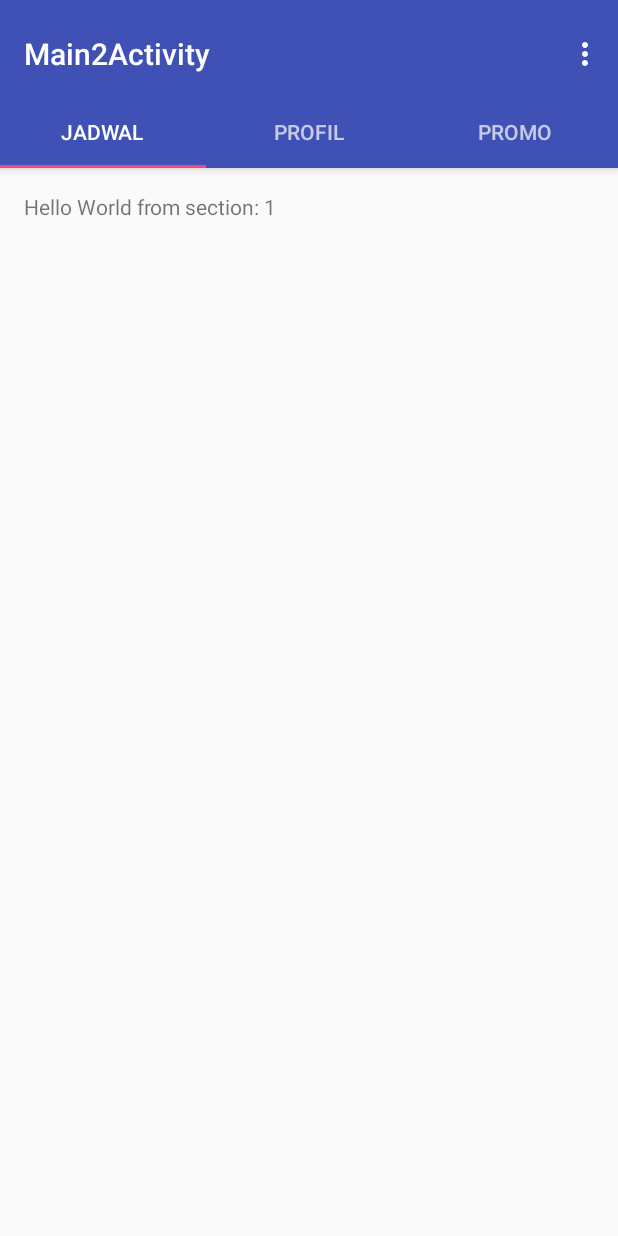
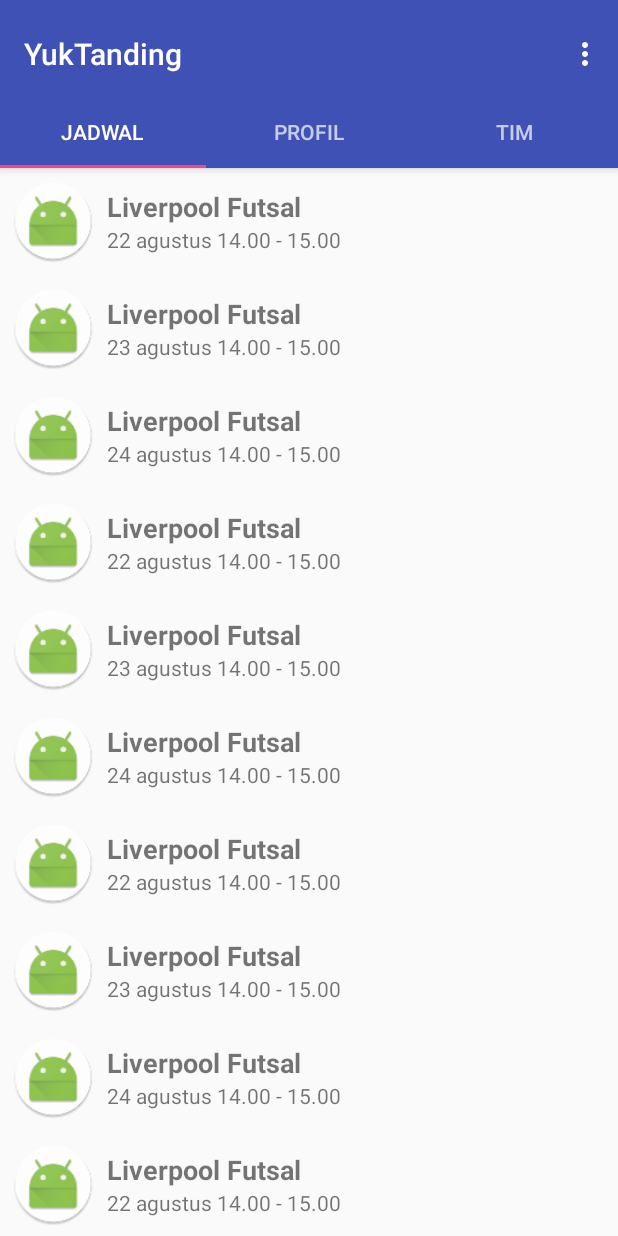
Before and after one commit to Akise17/YukTanding, an Android app: the screen it shows after launch (Main2Activity), on a phone screen of 412 x 824 dp. Run offline under Robolectric (Android 15) with nearby library versions, the phone set to English and light mode, and no system bars.

Commit message:
Add Fragment and create Jadwal bertanding

```diff
--- a/app/build.gradle
+++ b/app/build.gradle
@@ -27,6 +27,9 @@
     })
 
 //    Additional
+    //    Additional
+
+    compile "org.jetbrains.kotlin:kotlin-stdlib-jre7:$kotlin_version"
     compile 'com.squareup.picasso:picasso:2.5.2'
     compile 'com.roughike:bottom-bar:2.3.1'
     compile 'com.google.firebase:firebase-auth:10.0.1'
@@ -34,14 +37,11 @@
     compile 'com.google.firebase:firebase-messaging:10.0.1'
     compile 'com.google.firebase:firebase-storage:10.0.1'
     compile 'com.google.firebase:firebase-core:10.0.1'
-//    Additional
-
     compile 'com.android.support:appcompat-v7:25.3.1'
     compile 'com.android.support:design:25.3.1'
     compile 'com.android.support:support-v4:25.3.1'
     compile 'com.android.support.constraint:constraint-layout:1.0.2'
     testCompile 'junit:junit:4.12'
-    compile "org.jetbrains.kotlin:kotlin-stdlib-jre7:$kotlin_version"
 }
 
 
--- a/app/src/main/AndroidManifest.xml
+++ b/app/src/main/AndroidManifest.xml
@@ -14,7 +14,7 @@
 
         <activity
             android:name=".Main2Activity"
-            android:label="@string/title_activity_main2"
+            android:label="YukTanding"
             android:theme="@style/AppTheme.NoActionBar">
             <intent-filter>
                 <action android:name="android.intent.action.MAIN" />
--- /dev/null
+++ b/app/src/main/java/id/yuktanding/yuktanding/ItemJadwal.kt
@@ -0,0 +1,55 @@
+package id.yuktanding.yuktanding
+
+import android.os.Parcel
+import android.os.Parcelable
+
+/**
+ * Created by Akise on 20/08/2017.
+ */
+
+class ItemJadwal : Parcelable {
+
+    //Getter and Setter
+    var namaLapangan: String? = null
+    var jadwalLapangan: String? = null
+    var imgLapangan: Int = 0
+
+    constructor() {}
+
+    //Constructor
+
+    constructor(namaLapangan: String, jadwalLapangan: String, imgLapangan: Int) {
+        this.namaLapangan = namaLapangan
+        this.jadwalLapangan = jadwalLapangan
+        this.imgLapangan = imgLapangan
+    }
+
+    override fun describeContents(): Int {
+        return 0
+    }
+
+    override fun writeToParcel(dest: Parcel, flags: Int) {
+        dest.writeString(this.namaLapangan)
+        dest.writeString(this.jadwalLapangan)
+        dest.writeInt(this.imgLapangan)
+    }
+
+    protected constructor(`in`: Parcel) {
+        this.namaLapangan = `in`.readString()
+        this.jadwalLapangan = `in`.readString()
+        this.imgLapangan = `in`.readInt()
+    }
+
+    companion object {
+
+        val CREATOR: Parcelable.Creator<ItemJadwal> = object : Parcelable.Creator<ItemJadwal> {
+            override fun createFromParcel(source: Parcel): ItemJadwal {
+                return ItemJadwal(source)
+            }
+
+            override fun newArray(size: Int): Array<ItemJadwal?> {
+                return arrayOfNulls(size)
+            }
+        }
+    }
+}
--- /dev/null
+++ b/app/src/main/java/id/yuktanding/yuktanding/ItemJadwalAdapter.kt
@@ -0,0 +1,52 @@
+package id.yuktanding.yuktanding
+
+import android.content.ClipData
+import android.content.Context
+import android.support.v7.widget.RecyclerView
+import android.util.Log
+import android.view.LayoutInflater
+import android.view.View
+import android.view.ViewGroup
+import android.widget.ImageView
+import android.widget.TextView
+
+import java.util.ArrayList
+
+class ItemJadwalAdapter(private val items: ArrayList<ItemJadwal>, private val context: Context) : RecyclerView.Adapter<ItemJadwalAdapter.MyViewHolder>() {
+
+    inner class MyViewHolder(itemView: View) : RecyclerView.ViewHolder(itemView) {
+
+        internal var name: TextView
+        internal var waktu: TextView
+        internal var profile: ImageView
+
+        init {
+
+            name = itemView.findViewById(R.id.txt_namaLapangan) as TextView
+            waktu = itemView.findViewById(R.id.txt_jamMain) as TextView
+            profile = itemView.findViewById(R.id.img_profil) as ImageView
+        }
+    }
+
+    override fun onCreateViewHolder(parent: ViewGroup, viewType: Int): ItemJadwalAdapter.MyViewHolder {
+        val view = LayoutInflater.from(parent.context).inflate(R.layout.item_jadwal, parent, false)
+        return MyViewHolder(view)
+    }
+
+    override fun onBindViewHolder(holder: ItemJadwalAdapter.MyViewHolder, position: Int) {
+        val item2 = items[position]
+        holder.name.text = item2.namaLapangan
+        holder.waktu.text = item2.jadwalLapangan
+        holder.profile.setImageResource(item2.imgLapangan)
+
+        holder.itemView.setOnClickListener { Log.d("Adapter", "Clicked Position: " + position) }
+
+        holder.profile.setOnClickListener { Log.d("Adapter", "Profile Clicked " + position) }
+
+    }
+
+    override fun getItemCount(): Int {
+        return items.size
+    }
+
+}
--- a/app/src/main/java/id/yuktanding/yuktanding/Main2Activity.kt
+++ b/app/src/main/java/id/yuktanding/yuktanding/Main2Activity.kt
@@ -118,6 +118,10 @@
         override fun getItem(position: Int): Fragment {
             // getItem is called to instantiate the fragment for the given page.
             // Return a PlaceholderFragment (defined as a static inner class below).
+            when (position){
+                0 -> return MenuFragment1()
+                1 -> return MenuFragment2()
+            }
             return PlaceholderFragment.newInstance(position + 1)
         }
 
@@ -130,7 +134,7 @@
             when (position) {
                 0 -> return "Jadwal"
                 1 -> return "Profil"
-                2 -> return "Promo"
+                2 -> return "TIM"
             }
             return null
         }
--- /dev/null
+++ b/app/src/main/java/id/yuktanding/yuktanding/MenuFragment1.kt
@@ -0,0 +1,56 @@
+package id.yuktanding.yuktanding
+
+
+import android.os.Bundle
+import android.support.v4.app.Fragment
+import android.support.v7.widget.GridLayoutManager
+import android.support.v7.widget.LinearLayoutManager
+import android.support.v7.widget.RecyclerView
+import android.view.LayoutInflater
+import android.view.View
+import android.view.ViewGroup
+
+import java.util.ArrayList
+
+
+/**
+ * A simple [Fragment] subclass.
+ */
+class MenuFragment1 : Fragment() {
+
+    internal lateinit var jadwalArrayList: ArrayList<ItemJadwal>
+
+    internal lateinit var jadwalRecyclerView: RecyclerView
+
+
+    override fun onCreateView(inflater: LayoutInflater?, container: ViewGroup?,
+                              savedInstanceState: Bundle?): View? {
+
+        val view = inflater!!.inflate(R.layout.fragment_menu_fragment1, container, false)
+
+        jadwalArrayList = ArrayList()
+
+        jadwalArrayList.add(ItemJadwal("Liverpool Futsal", "22 agustus 14.00 - 15.00", R.mipmap.ic_launcher_round))
+        jadwalArrayList.add(ItemJadwal("Liverpool Futsal", "23 agustus 14.00 - 15.00", R.mipmap.ic_launcher_round))
+        jadwalArrayList.add(ItemJadwal("Liverpool Futsal", "24 agustus 14.00 - 15.00", R.mipmap.ic_launcher_round))
+        jadwalArrayList.add(ItemJadwal("Liverpool Futsal", "22 agustus 14.00 - 15.00", R.mipmap.ic_launcher_round))
+        jadwalArrayList.add(ItemJadwal("Liverpool Futsal", "23 agustus 14.00 - 15.00", R.mipmap.ic_launcher_round))
+        jadwalArrayList.add(ItemJadwal("Liverpool Futsal", "24 agustus 14.00 - 15.00", R.mipmap.ic_launcher_round))
+        jadwalArrayList.add(ItemJadwal("Liverpool Futsal", "22 agustus 14.00 - 15.00", R.mipmap.ic_launcher_round))
+        jadwalArrayList.add(ItemJadwal("Liverpool Futsal", "23 agustus 14.00 - 15.00", R.mipmap.ic_launcher_round))
+        jadwalArrayList.add(ItemJadwal("Liverpool Futsal", "24 agustus 14.00 - 15.00", R.mipmap.ic_launcher_round))
+        jadwalArrayList.add(ItemJadwal("Liverpool Futsal", "22 agustus 14.00 - 15.00", R.mipmap.ic_launcher_round))
+        jadwalArrayList.add(ItemJadwal("Liverpool Futsal", "23 agustus 14.00 - 15.00", R.mipmap.ic_launcher_round))
+        jadwalArrayList.add(ItemJadwal("Liverpool Futsal", "24 agustus 14.00 - 15.00", R.mipmap.ic_launcher_round))
+
+        jadwalRecyclerView = view.findViewById(R.id.recycle_view) as RecyclerView
+        val linearLayoutManager = LinearLayoutManager(context)
+        jadwalRecyclerView.layoutManager = linearLayoutManager
+
+        val itemAdapter = ItemJadwalAdapter(jadwalArrayList, context)
+        jadwalRecyclerView.adapter = itemAdapter
+
+        return view
+    }
+
+}// Required empty public constructor
--- /dev/null
+++ b/app/src/main/java/id/yuktanding/yuktanding/MenuFragment2.java
@@ -0,0 +1,29 @@
+package id.yuktanding.yuktanding;
+
+
+import android.os.Bundle;
+import android.support.v4.app.Fragment;
+import android.view.LayoutInflater;
+import android.view.View;
+import android.view.ViewGroup;
+
+
+/**
+ * A simple {@link Fragment} subclass.
+ */
+public class MenuFragment2 extends Fragment {
+
+
+    public MenuFragment2() {
+        // Required empty public constructor
+    }
+
+
+    @Override
+    public View onCreateView(LayoutInflater inflater, ViewGroup container,
+                             Bundle savedInstanceState) {
+        // Inflate the layout for this fragment
+        return inflater.inflate(R.layout.fragment_menu_fragment2, container, false);
+    }
+
+}
--- a/app/src/main/res/layout/activity_main2.xml
+++ b/app/src/main/res/layout/activity_main2.xml
@@ -20,7 +20,6 @@
             android:layout_width="match_parent"
             android:layout_height="?attr/actionBarSize"
             android:background="?attr/colorPrimary"
-            app:layout_scrollFlags="scroll|enterAlways"
             app:popupTheme="@style/AppTheme.PopupOverlay">
 
         </android.support.v7.widget.Toolbar>
@@ -36,6 +35,6 @@
         android:id="@+id/container"
         android:layout_width="match_parent"
         android:layout_height="match_parent"
-        app:layout_behavior="@string/appbar_scrolling_view_behavior" />
+        app:layout_behavior="@string/appbar_scrolling_view_behavior"/>
 
 </android.support.design.widget.CoordinatorLayout>
--- /dev/null
+++ b/app/src/main/res/layout/fragment_menu_fragment1.xml
@@ -0,0 +1,25 @@
+<FrameLayout xmlns:android="http://schemas.android.com/apk/res/android"
+    xmlns:tools="http://schemas.android.com/tools"
+    android:layout_width="match_parent"
+    android:layout_height="wrap_content"
+    xmlns:app="http://schemas.android.com/apk/res-auto"
+    tools:context="id.yuktanding.yuktanding.MenuFragment1">
+
+    <RelativeLayout
+        android:layout_width="match_parent"
+        android:layout_height="match_parent"
+        app:layout_behavior="@string/appbar_scrolling_view_behavior"
+        >
+
+        <android.support.v7.widget.RecyclerView
+            android:id="@+id/recycle_view"
+            android:layout_width="match_parent"
+            android:layout_height="match_parent">
+
+        </android.support.v7.widget.RecyclerView>
+
+
+    </RelativeLayout>
+
+
+</FrameLayout>
--- /dev/null
+++ b/app/src/main/res/layout/fragment_menu_fragment2.xml
@@ -0,0 +1,13 @@
+<FrameLayout xmlns:android="http://schemas.android.com/apk/res/android"
+    xmlns:tools="http://schemas.android.com/tools"
+    android:layout_width="match_parent"
+    android:layout_height="match_parent"
+    tools:context="id.yuktanding.yuktanding.MenuFragment2">
+
+    <!-- TODO: Update blank fragment layout -->
+    <TextView
+        android:layout_width="match_parent"
+        android:layout_height="match_parent"
+        android:text="@string/hello_blank_fragment" />
+
+</FrameLayout>
--- /dev/null
+++ b/app/src/main/res/layout/item_jadwal.xml
@@ -0,0 +1,40 @@
+<?xml version="1.0" encoding="utf-8"?>
+<LinearLayout xmlns:android="http://schemas.android.com/apk/res/android"
+    android:orientation="horizontal"
+    android:layout_width="match_parent"
+    android:layout_height="wrap_content"
+    android:layout_margin="8dp">
+
+    <ImageView
+        android:id="@+id/img_profil"
+        android:layout_width="55dp"
+        android:layout_height="55dp"
+        android:src="@mipmap/ic_launcher_round"/>
+
+    <RelativeLayout
+        android:layout_width="match_parent"
+        android:layout_height="wrap_content"
+        android:orientation="vertical"
+        android:layout_gravity="center">
+
+        <TextView
+            android:id="@+id/txt_namaLapangan"
+            android:layout_width="match_parent"
+            android:layout_height="wrap_content"
+            android:text="@string/hello_blank_fragment"
+            android:layout_marginLeft="8dp"
+            android:textSize="18sp"
+            android:textStyle="bold"/>
+
+        <TextView
+            android:id="@+id/txt_jamMain"
+            android:layout_width="match_parent"
+            android:layout_height="wrap_content"
+            android:text="@string/hello_blank_fragment"
+            android:layout_marginLeft="8dp"
+            android:textSize="14sp"
+            android:layout_below="@+id/txt_namaLapangan"/>
+
+    </RelativeLayout>
+
+</LinearLayout>
--- a/app/src/main/res/menu/menu_main2.xml
+++ b/app/src/main/res/menu/menu_main2.xml
@@ -4,25 +4,31 @@
     tools:context="id.yuktanding.yuktanding.Main2Activity">
     <item
         android:id="@+id/action_settings"
-        android:orderInCategory="100"
-        android:title="@string/action_settings"
+        android:orderInCategory="4"
+        android:title="Setting"
         app:showAsAction="never" />
 
     <item
-        android:id="@+id/action_settings2"
-        android:orderInCategory="101"
-        android:title="@string/action_settings"
+        android:id="@+id/action_logout"
+        android:orderInCategory="5"
+        android:title="Logout"
         app:showAsAction="never" />
 
     <item
-        android:id="@+id/action_settings3"
-        android:orderInCategory="102"
-        android:title="@string/action_settings"
+        android:id="@+id/action_faq"
+        android:orderInCategory="3"
+        android:title="FAQ"
         app:showAsAction="never" />
 
     <item
-        android:id="@+id/action_settings4"
-        android:orderInCategory="103"
-        android:title="@string/action_settings"
+        android:id="@+id/action_buatTim"
+        android:orderInCategory="1"
+        android:title="Buat Tim"
+        app:showAsAction="never" />
+
+    <item
+        android:id="@+id/action_promo"
+        android:orderInCategory="2"
+        android:title="Promo"
         app:showAsAction="never" />
 </menu>
--- a/app/src/main/res/values/colors.xml
+++ b/app/src/main/res/values/colors.xml
@@ -4,4 +4,5 @@
     <color name="colorPrimaryDark">#303F9F</color>
     <color name="colorAccent">#FF4081</color>
     <color name="yukTandingGreen">#77DD77</color>
+    <color name="recylerBackgroun">#b8c9b3</color>
 </resources>
--- a/app/src/main/res/values/strings.xml
+++ b/app/src/main/res/values/strings.xml
@@ -3,4 +3,7 @@
     <string name="title_activity_main2">Main2Activity</string>
     <string name="action_settings">Settings</string>
     <string name="section_format">Hello World from section: %1$d</string>
+
+    <!-- TODO: Remove or change this placeholder text -->
+    <string name="hello_blank_fragment">Hello blank fragment</string>
 </resources>
```
